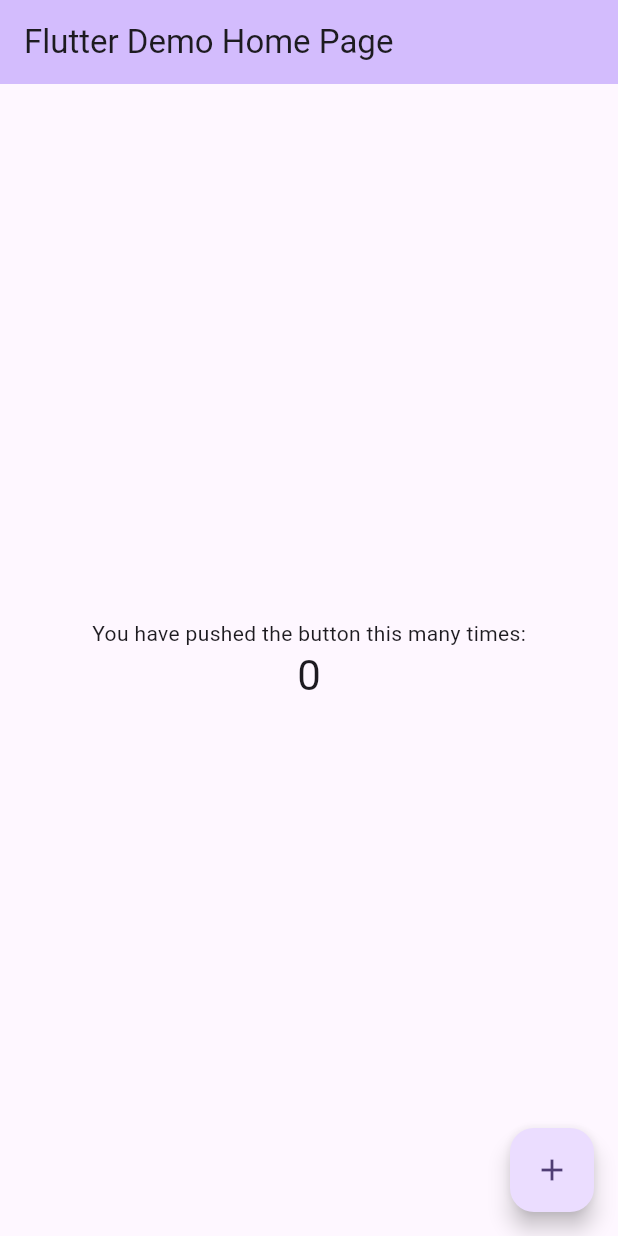
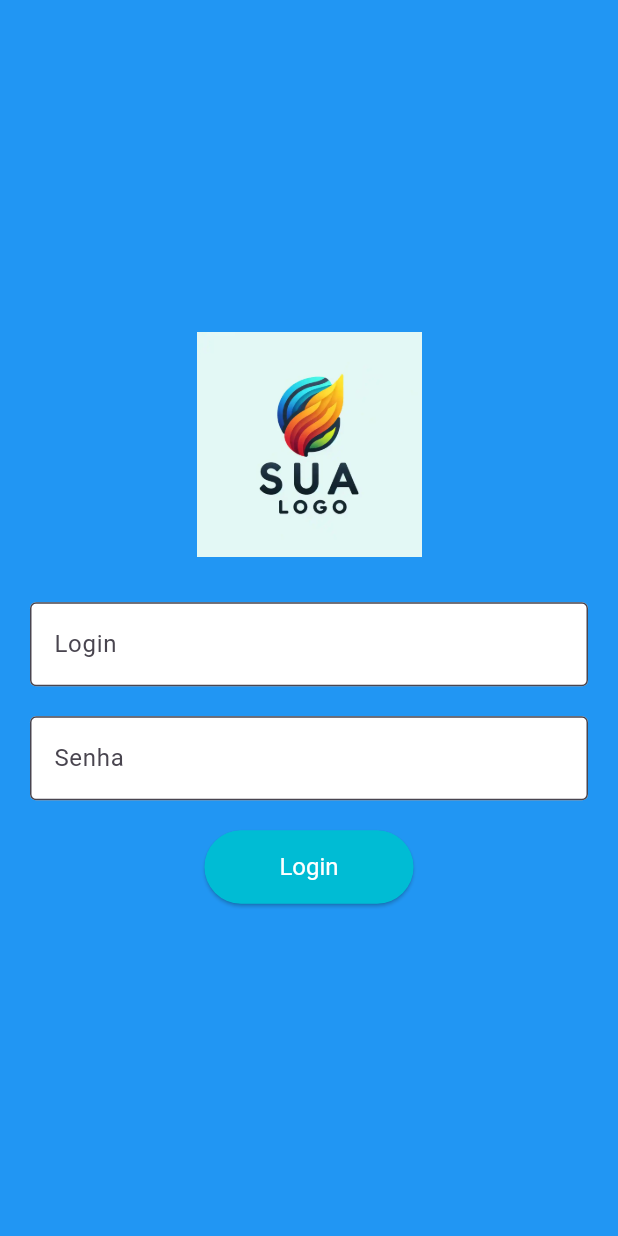
Before and after one commit to marandu-solutions/pyml_deploy, a Flutter app: the screen it shows after launch, on a phone screen of 412 x 824 dp. Run offline on Flutter 3.47's test engine with Material 3 defaults, Android fonts, the phone set to English and light mode, and no system bars.

Commit message:
chore: criação da tela de login.

```diff
--- /dev/null
+++ b/lib/LoginPage/login_page.dart
@@ -0,0 +1,63 @@
+import 'package:flutter/material.dart';
+
+class LoginPage extends StatelessWidget {
+  @override
+  Widget build(BuildContext context) {
+    return Scaffold(
+      body: Container(
+        color: Colors.blue, // Cor de fundo azul
+        child: Center(
+          child: Padding(
+            padding: const EdgeInsets.all(20.0),
+            child: Column(
+              mainAxisAlignment: MainAxisAlignment.center,
+              children: [
+                // Logo no topo
+                Image.asset(
+                  'assets/img.png', // Certifique-se de ter uma imagem chamada 'img.png' na pasta 'assets'
+                  width: 150,
+                  height: 150,
+                ),
+                SizedBox(height: 30),
+                // Campo de login
+                TextField(
+                  decoration: InputDecoration(
+                    labelText: 'Login',
+                    filled: true,
+                    fillColor: Colors.white,
+                    border: OutlineInputBorder(),
+                  ),
+                ),
+                SizedBox(height: 20),
+                // Campo de senha
+                TextField(
+                  obscureText: true,
+                  decoration: InputDecoration(
+                    labelText: 'Senha',
+                    filled: true,
+                    fillColor: Colors.white,
+                    border: OutlineInputBorder(),
+                  ),
+                ),
+                SizedBox(height: 20),
+                // Botão de login
+                ElevatedButton(
+                  onPressed: () {
+                    // Adicione a lógica de login aqui
+                  },
+                  child: Text('Login'),
+                  style: ElevatedButton.styleFrom(
+                    backgroundColor: Colors.cyan, // Cor de fundo do botão
+                    foregroundColor: Colors.white, // Cor do texto do botão
+                    padding: EdgeInsets.symmetric(horizontal: 50, vertical: 15),
+                    textStyle: TextStyle(fontSize: 16),
+                  ),
+                ),
+              ],
+            ),
+          ),
+        ),
+      ),
+    );
+  }
+}
--- a/lib/main.dart
+++ b/lib/main.dart
@@ -1,125 +1,19 @@
 import 'package:flutter/material.dart';
+import 'package:pyml/LoginPage/login_page.dart';
 
 void main() {
-  runApp(const MyApp());
+  runApp(MyApp());
 }
 
 class MyApp extends StatelessWidget {
-  const MyApp({super.key});
-
-  // This widget is the root of your application.
   @override
   Widget build(BuildContext context) {
     return MaterialApp(
-      title: 'Flutter Demo',
+      title: 'Tela de Login',
       theme: ThemeData(
-        // This is the theme of your application.
-        //
-        // TRY THIS: Try running your application with "flutter run". You'll see
-        // the application has a purple toolbar. Then, without quitting the app,
-        // try changing the seedColor in the colorScheme below to Colors.green
-        // and then invoke "hot reload" (save your changes or press the "hot
-        // reload" button in a Flutter-supported IDE, or press "r" if you used
-        // the command line to start the app).
-        //
-        // Notice that the counter didn't reset back to zero; the application
-        // state is not lost during the reload. To reset the state, use hot
-        // restart instead.
-        //
-        // This works for code too, not just values: Most code changes can be
-        // tested with just a hot reload.
-        colorScheme: ColorScheme.fromSeed(seedColor: Colors.deepPurple),
-        useMaterial3: true,
+        primarySwatch: Colors.blue,
       ),
-      home: const MyHomePage(title: 'Flutter Demo Home Page'),
+      home: LoginPage(),
     );
   }
 }
-
-class MyHomePage extends StatefulWidget {
-  const MyHomePage({super.key, required this.title});
-
-  // This widget is the home page of your application. It is stateful, meaning
-  // that it has a State object (defined below) that contains fields that affect
-  // how it looks.
-
-  // This class is the configuration for the state. It holds the values (in this
-  // case the title) provided by the parent (in this case the App widget) and
-  // used by the build method of the State. Fields in a Widget subclass are
-  // always marked "final".
-
-  final String title;
-
-  @override
-  State<MyHomePage> createState() => _MyHomePageState();
-}
-
-class _MyHomePageState extends State<MyHomePage> {
-  int _counter = 0;
-
-  void _incrementCounter() {
-    setState(() {
-      // This call to setState tells the Flutter framework that something has
-      // changed in this State, which causes it to rerun the build method below
-      // so that the display can reflect the updated values. If we changed
-      // _counter without calling setState(), then the build method would not be
-      // called again, and so nothing would appear to happen.
-      _counter++;
-    });
-  }
-
-  @override
-  Widget build(BuildContext context) {
-    // This method is rerun every time setState is called, for instance as done
-    // by the _incrementCounter method above.
-    //
-    // The Flutter framework has been optimized to make rerunning build methods
-    // fast, so that you can just rebuild anything that needs updating rather
-    // than having to individually change instances of widgets.
-    return Scaffold(
-      appBar: AppBar(
-        // TRY THIS: Try changing the color here to a specific color (to
-        // Colors.amber, perhaps?) and trigger a hot reload to see the AppBar
-        // change color while the other colors stay the same.
-        backgroundColor: Theme.of(context).colorScheme.inversePrimary,
-        // Here we take the value from the MyHomePage object that was created by
-        // the App.build method, and use it to set our appbar title.
-        title: Text(widget.title),
-      ),
-      body: Center(
-        // Center is a layout widget. It takes a single child and positions it
-        // in the middle of the parent.
-        child: Column(
-          // Column is also a layout widget. It takes a list of children and
-          // arranges them vertically. By default, it sizes itself to fit its
-          // children horizontally, and tries to be as tall as its parent.
-          //
-          // Column has various properties to control how it sizes itself and
-          // how it positions its children. Here we use mainAxisAlignment to
-          // center the children vertically; the main axis here is the vertical
-          // axis because Columns are vertical (the cross axis would be
-          // horizontal).
-          //
-          // TRY THIS: Invoke "debug painting" (choose the "Toggle Debug Paint"
-          // action in the IDE, or press "p" in the console), to see the
-          // wireframe for each widget.
-          mainAxisAlignment: MainAxisAlignment.center,
-          children: <Widget>[
-            const Text(
-              'You have pushed the button this many times:',
-            ),
-            Text(
-              '$_counter',
-              style: Theme.of(context).textTheme.headlineMedium,
-            ),
-          ],
-        ),
-      ),
-      floatingActionButton: FloatingActionButton(
-        onPressed: _incrementCounter,
-        tooltip: 'Increment',
-        child: const Icon(Icons.add),
-      ), // This trailing comma makes auto-formatting nicer for build methods.
-    );
-  }
-}
--- a/pubspec.yaml
+++ b/pubspec.yaml
@@ -52,6 +52,8 @@ dev_dependencies:
 
 # The following section is specific to Flutter packages.
 flutter:
+  assets:
+    - assets/img.png
 
   # The following line ensures that the Material Icons font is
   # included with your application, so that you can use the icons in
```
Also changed, not shown: assets/img.png (added), 6 other files.
